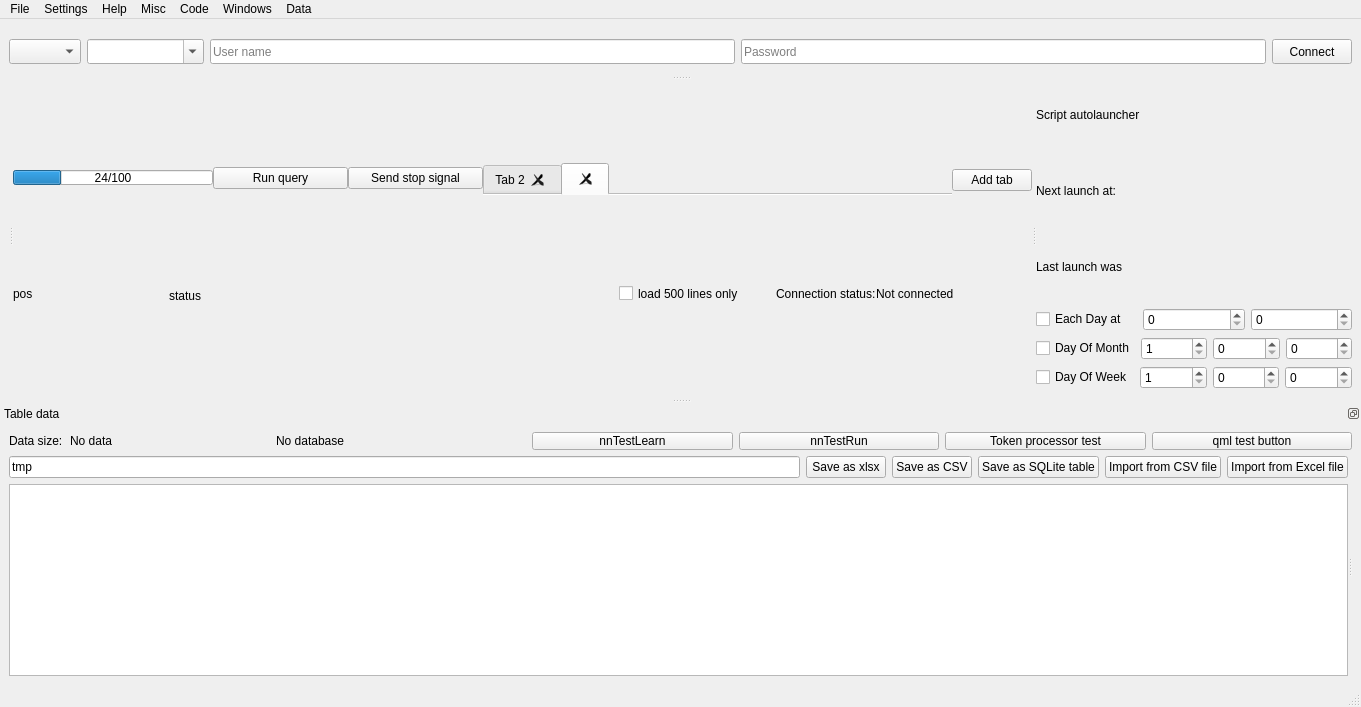
Before: the Qt Designer form DBLoader CMake/loaderwidnow.ui in gfifgfifofich/DB_loader, drawn with Qt 5.
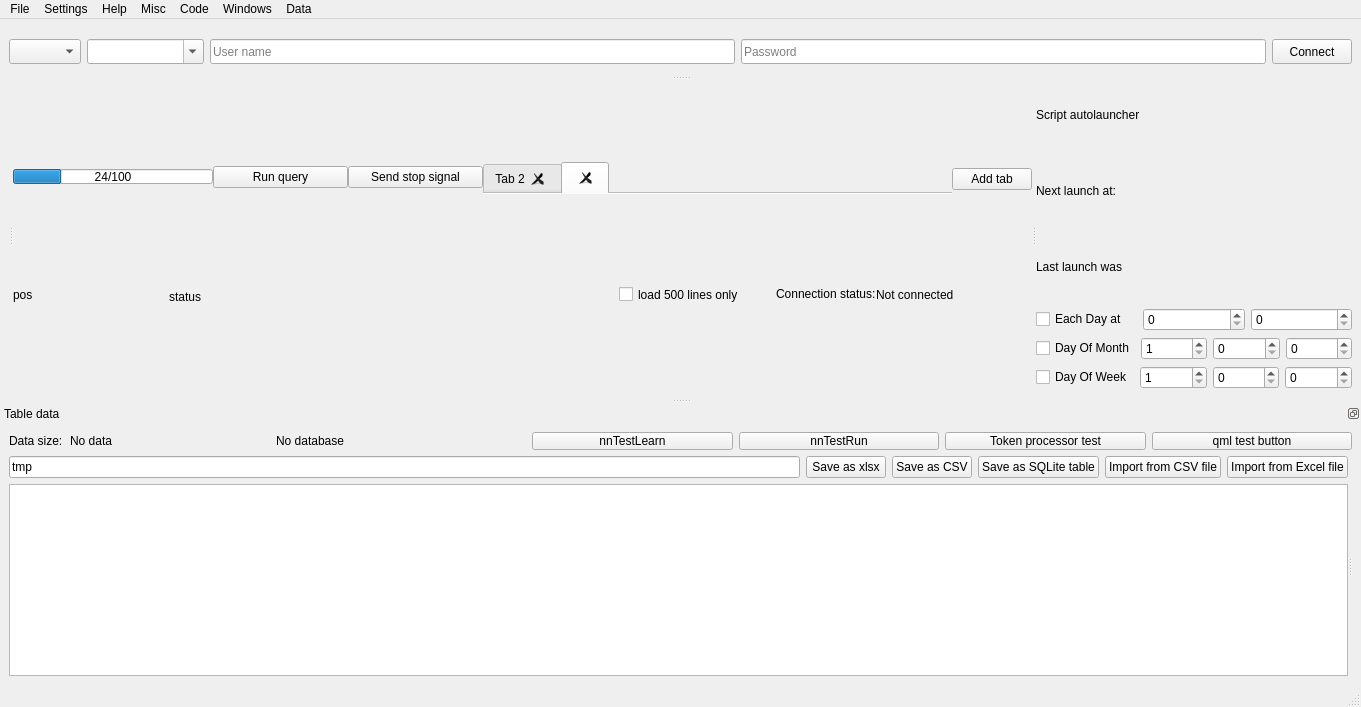
After: the same form once the commit is applied.

Patch:
```diff
--- a/DBLoader CMake/loaderwidnow.ui
+++ b/DBLoader CMake/loaderwidnow.ui
@@ -344,7 +344,7 @@
              <property name="maximumSize">
               <size>
                <width>16777215</width>
-               <height>20</height>
+               <height>25</height>
               </size>
              </property>
              <property name="text">
```
